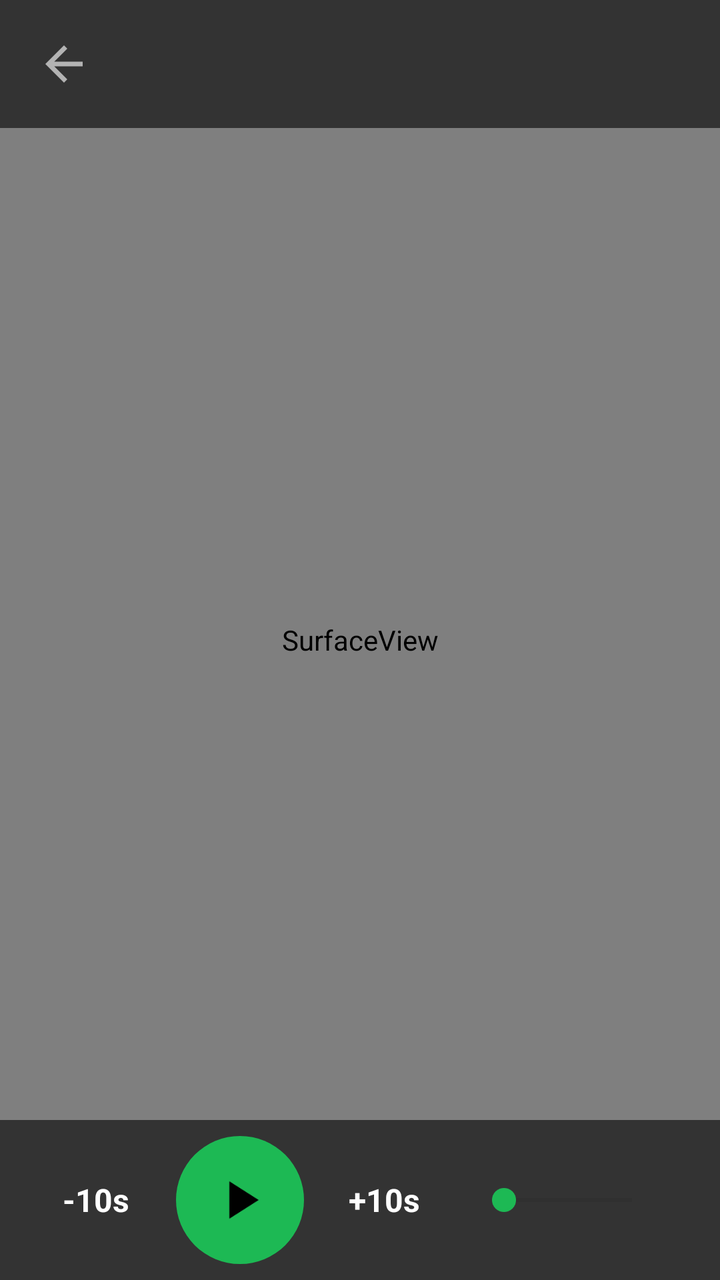
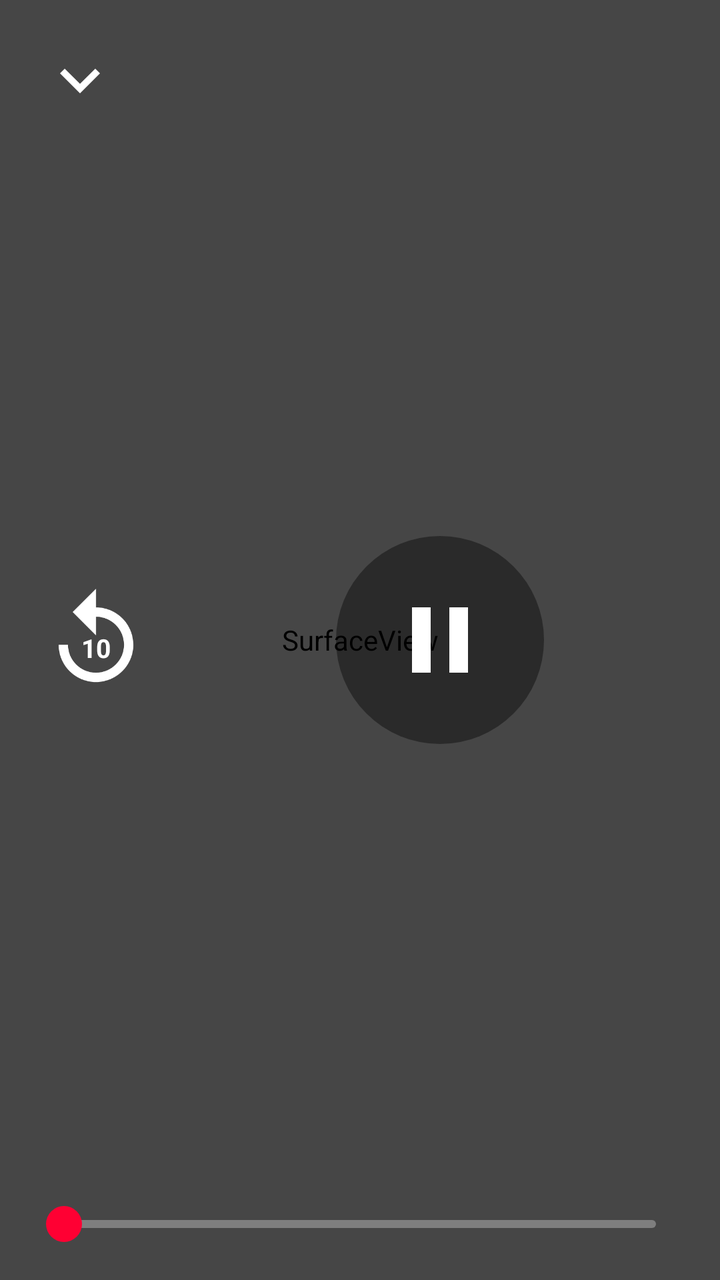

Two renders of the same Android screen: before a commit and after it. Below are the layout's source before the change and the commit's diff.
<!-- AndroidManifest.xml: activity theme AppTheme -->
<!-- res/layout/activity_video.xml -->
<?xml version="1.0" encoding="utf-8"?>
<FrameLayout xmlns:android="http://schemas.android.com/apk/res/android"
    android:id="@+id/videoRoot"
    android:layout_width="match_parent"
    android:layout_height="match_parent"
    android:background="#FF000000">

    <SurfaceView
        android:id="@+id/videoSurface"
        android:layout_width="match_parent"
        android:layout_height="match_parent"
        android:layout_gravity="center" />

    
    <ProgressBar
        android:id="@+id/videoLoading"
        android:layout_width="64dp"
        android:layout_height="64dp"
        android:layout_gravity="center"
        android:visibility="gone" />

    
    <FrameLayout
        android:id="@+id/videoControls"
        android:layout_width="match_parent"
        android:layout_height="match_parent">

        <LinearLayout
            android:layout_width="match_parent"
            android:layout_height="64dp"
            android:background="#99000000"
            android:gravity="center_vertical"
            android:orientation="horizontal">

            <ImageButton
                android:id="@+id/videoBack"
                android:layout_width="56dp"
                android:layout_height="56dp"
                android:layout_marginStart="4dp"
                android:background="@drawable/bg_round_button"
                android:contentDescription="@string/close"
                android:padding="14dp"
                android:scaleType="fitCenter"
                android:src="@drawable/ic_back" />

            <TextView
                android:id="@+id/videoTitle"
                android:layout_width="0dp"
                android:layout_height="wrap_content"
                android:layout_weight="1"
                android:ellipsize="end"
                android:paddingStart="8dp"
                android:singleLine="true"
                android:textColor="@color/text"
                android:textSize="20sp"
                android:textStyle="bold" />
        </LinearLayout>

        <LinearLayout
            android:layout_width="match_parent"
            android:layout_height="wrap_content"
            android:layout_gravity="bottom"
            android:background="#99000000"
            android:gravity="center_vertical"
            android:orientation="horizontal"
            android:paddingHorizontal="16dp"
            android:paddingVertical="8dp">

            <TextView
                android:id="@+id/videoBack10"
                android:layout_width="64dp"
                android:layout_height="56dp"
                android:background="@drawable/bg_round_button"
                android:gravity="center"
                android:text="-10s"
                android:textColor="@color/text"
                android:textSize="16sp"
                android:textStyle="bold" />

            <ImageButton
                android:id="@+id/videoPlay"
                android:layout_width="64dp"
                android:layout_height="64dp"
                android:layout_marginHorizontal="8dp"
                android:background="@drawable/bg_play"
                android:contentDescription="@string/cd_play"
                android:padding="16dp"
                android:scaleType="fitCenter"
                android:src="@drawable/ic_play"
                android:tint="#000000" />

            <TextView
                android:id="@+id/videoFwd10"
                android:layout_width="64dp"
                android:layout_height="56dp"
                android:background="@drawable/bg_round_button"
                android:gravity="center"
                android:text="+10s"
                android:textColor="@color/text"
                android:textSize="16sp"
                android:textStyle="bold" />

            <SeekBar
                android:id="@+id/videoSeek"
                android:layout_width="0dp"
                android:layout_height="48dp"
                android:layout_marginStart="12dp"
                android:layout_weight="1"
                android:progressBackgroundTint="@color/surface2"
                android:progressTint="@color/accent"
                android:thumbTint="@color/accent" />

            <TextView
                android:id="@+id/videoTime"
                android:layout_width="wrap_content"
                android:layout_height="wrap_content"
                android:layout_marginStart="12dp"
                android:textColor="@color/text"
                android:textSize="16sp" />
        </LinearLayout>
    </FrameLayout>
</FrameLayout>
<!-- resources referenced by this layout -->
<resources>
  <color name="surface2">#FF2A2A2A</color>
  <!-- drawable bg_play (drawable) -->
  <?xml version="1.0" encoding="utf-8"?>
  <ripple xmlns:android="http://schemas.android.com/apk/res/android" android:color="#33000000">
      <item><shape android:shape="oval"><solid android:color="@color/accent" /></shape></item>
  </ripple>
  <!-- drawable ic_back (drawable) -->
  <vector xmlns:android="http://schemas.android.com/apk/res/android"
      android:width="24dp" android:height="24dp"
      android:viewportWidth="24" android:viewportHeight="24"
      android:tint="@color/text_dim">
      <path android:fillColor="@android:color/white" android:pathData="M20,11H7.83l5.59,-5.59L12,4l-8,8 8,8 1.41,-1.41L7.83,13H20v-2z" />
  </vector>
  <!-- drawable ic_play (drawable) -->
  <vector xmlns:android="http://schemas.android.com/apk/res/android"
      android:width="24dp" android:height="24dp"
      android:viewportWidth="24" android:viewportHeight="24"
      android:tint="@color/text">
      <path android:fillColor="@android:color/white" android:pathData="M8,5v14l11,-7z" />
  </vector>
  <!-- unchanged entries left out for length: 8 -->
</resources>

<!-- the commit's change to res/layout/activity_video.xml (unified diff, before → after) -->
@@ -12,111 +12,245 @@
         android:layout_gravity="center" />
 
     
-    <ProgressBar
-        android:id="@+id/videoLoading"
-        android:layout_width="64dp"
-        android:layout_height="64dp"
-        android:layout_gravity="center"
-        android:visibility="gone" />
-
-    
     <FrameLayout
         android:id="@+id/videoControls"
         android:layout_width="match_parent"
         android:layout_height="match_parent">
 
-        <LinearLayout
+        <View
             android:layout_width="match_parent"
-            android:layout_height="64dp"
-            android:background="#99000000"
+            android:layout_height="match_parent"
+            android:background="#73000000" />
+
+        <LinearLayout
+            android:layout_width="match_parent"
+            android:layout_height="wrap_content"
             android:gravity="center_vertical"
-            android:orientation="horizontal">
+            android:orientation="horizontal"
+            android:paddingHorizontal="8dp"
+            android:paddingVertical="8dp">
 
             <ImageButton
                 android:id="@+id/videoBack"
-                android:layout_width="56dp"
-                android:layout_height="56dp"
-                android:layout_marginStart="4dp"
+                android:layout_width="64dp"
+                android:layout_height="64dp"
                 android:background="@drawable/bg_round_button"
                 android:contentDescription="@string/close"
-                android:padding="14dp"
+                android:padding="12dp"
                 android:scaleType="fitCenter"
-                android:src="@drawable/ic_back" />
-
-            <TextView
-                android:id="@+id/videoTitle"
+                android:src="@drawable/ic_expand_more" />
+
+            <LinearLayout
                 android:layout_width="0dp"
                 android:layout_height="wrap_content"
                 android:layout_weight="1"
-                android:ellipsize="end"
-                android:paddingStart="8dp"
-                android:singleLine="true"
-                android:textColor="@color/text"
-                android:textSize="20sp"
-                android:textStyle="bold" />
+                android:orientation="vertical"
+                android:paddingStart="8dp">
+
+                <TextView
+                    android:id="@+id/videoTitle"
+                    android:layout_width="match_parent"
+                    android:layout_height="wrap_content"
+                    android:ellipsize="end"
+                    android:singleLine="true"
+                    android:textColor="@color/text"
+                    android:textSize="22sp" />
+
+                <TextView
+                    android:id="@+id/videoSub"
+                    android:layout_width="match_parent"
+                    android:layout_height="wrap_content"
+                    android:ellipsize="end"
+                    android:singleLine="true"
+                    android:textColor="#CCFFFFFF"
+                    android:textSize="16sp"
+                    android:visibility="gone" />
+            </LinearLayout>
+
+            <ImageButton
+                android:id="@+id/videoSettings"
+                android:layout_width="64dp"
+                android:layout_height="64dp"
+                android:background="@drawable/bg_round_button"
+                android:contentDescription="@string/video_quality"
+                android:padding="16dp"
+                android:scaleType="fitCenter"
+                android:src="@drawable/ic_settings"
+                android:visibility="gone" />
         </LinearLayout>
 
         <LinearLayout
-            android:layout_width="match_parent"
-            android:layout_height="wrap_content"
-            android:layout_gravity="bottom"
-            android:background="#99000000"
+            android:layout_width="wrap_content"
+            android:layout_height="wrap_content"
+            android:layout_gravity="center"
             android:gravity="center_vertical"
-            android:orientation="horizontal"
-            android:paddingHorizontal="16dp"
-            android:paddingVertical="8dp">
-
-            <TextView
+            android:orientation="horizontal">
+
+            <FrameLayout
                 android:id="@+id/videoBack10"
-                android:layout_width="64dp"
-                android:layout_height="56dp"
-                android:background="@drawable/bg_round_button"
-                android:gravity="center"
-                android:text="-10s"
-                android:textColor="@color/text"
-                android:textSize="16sp"
-                android:textStyle="bold" />
+                android:layout_width="96dp"
+                android:layout_height="96dp"
+                android:background="@drawable/bg_round_button"
+                android:contentDescription="@string/video_back10">
+
+                <ImageView
+                    android:layout_width="56dp"
+                    android:layout_height="56dp"
+                    android:layout_gravity="center"
+                    android:importantForAccessibility="no"
+                    android:src="@drawable/ic_replay" />
+
+                <TextView
+                    android:layout_width="wrap_content"
+                    android:layout_height="wrap_content"
+                    android:layout_gravity="center"
+                    android:layout_marginTop="4dp"
+                    android:text="10"
+                    android:textColor="@color/text"
+                    android:textSize="13sp"
+                    android:textStyle="bold" />
+            </FrameLayout>
 
             <ImageButton
                 android:id="@+id/videoPlay"
-                android:layout_width="64dp"
-                android:layout_height="64dp"
-                android:layout_marginHorizontal="8dp"
-                android:background="@drawable/bg_play"
+                android:layout_width="104dp"
+                android:layout_height="104dp"
+                android:layout_marginHorizontal="72dp"
+                android:background="@drawable/bg_yt_center"
                 android:contentDescription="@string/cd_play"
-                android:padding="16dp"
+                android:padding="24dp"
                 android:scaleType="fitCenter"
-                android:src="@drawable/ic_play"
-                android:tint="#000000" />
-
-            <TextView
+                android:src="@drawable/ic_pause" />
+
+            <FrameLayout
                 android:id="@+id/videoFwd10"
-                android:layout_width="64dp"
-                android:layout_height="56dp"
-                android:background="@drawable/bg_round_button"
-                android:gravity="center"
-                android:text="+10s"
-                android:textColor="@color/text"
-                android:textSize="16sp"
-                android:textStyle="bold" />
+                android:layout_width="96dp"
+                android:layout_height="96dp"
+                android:background="@drawable/bg_round_button"
+                android:contentDescription="@string/video_fwd10">
+
+                <ImageView
+                    android:layout_width="56dp"
+                    android:layout_height="56dp"
+                    android:layout_gravity="center"
+                    android:importantForAccessibility="no"
+                    android:scaleX="-1"
+                    android:src="@drawable/ic_replay" />
+
+                <TextView
+                    android:layout_width="wrap_content"
+                    android:layout_height="wrap_content"
+                    android:layout_gravity="center"
+                    android:layout_marginTop="4dp"
+                    android:text="10"
+                    android:textColor="@color/text"
+                    android:textSize="13sp"
+                    android:textStyle="bold" />
+            </FrameLayout>
+        </LinearLayout>
+
+        <LinearLayout
+            android:layout_width="match_parent"
+            android:layout_height="wrap_content"
+            android:layout_gravity="bottom"
+            android:orientation="vertical"
+            android:paddingHorizontal="16dp"
+            android:paddingBottom="8dp">
+
+            <LinearLayout
+                android:layout_width="match_parent"
+                android:layout_height="wrap_content"
+                android:gravity="center_vertical"
+                android:orientation="horizontal"
+                android:paddingHorizontal="8dp">
+
+                <TextView
+                    android:id="@+id/videoTime"
+                    android:layout_width="0dp"
+                    android:layout_height="wrap_content"
+                    android:layout_weight="1"
+                    android:textColor="@color/text"
+                    android:textSize="17sp" />
+
+                <TextView
+                    android:id="@+id/videoQuality"
+                    android:layout_width="wrap_content"
+                    android:layout_height="48dp"
+                    android:background="@drawable/bg_yt_row"
+                    android:gravity="center"
+                    android:paddingHorizontal="14dp"
+                    android:textColor="@color/text"
+                    android:textSize="17sp"
+                    android:textStyle="bold"
+                    android:visibility="gone" />
+            </LinearLayout>
 
             <SeekBar
                 android:id="@+id/videoSeek"
-                android:layout_width="0dp"
-                android:layout_height="48dp"
-                android:layout_marginStart="12dp"
-                android:layout_weight="1"
-                android:progressBackgroundTint="@color/surface2"
-                android:progressTint="@color/accent"
-                android:thumbTint="@color/accent" />
-
-            <TextView
-                android:id="@+id/videoTime"
-                android:layout_width="wrap_content"
-                android:layout_height="wrap_content"
-                android:layout_marginStart="12dp"
-                android:textColor="@color/text"
-                android:textSize="16sp" />
+                android:layout_width="match_parent"
+                android:layout_height="40dp"
+                android:maxHeight="4dp"
+                android:minHeight="4dp"
+                android:progressDrawable="@drawable/yt_seek_progress"
+                android:splitTrack="false"
+                android:thumb="@drawable/yt_seek_thumb" />
         </LinearLayout>
     </FrameLayout>
+
+    
+    <TextView
+        android:id="@+id/videoSeekLeft"
+        android:layout_width="160dp"
+        android:layout_height="160dp"
+        android:layout_gravity="start|center_vertical"
+        android:layout_marginStart="96dp"
+        android:background="@drawable/bg_yt_seek_hint"
+        android:gravity="center"
+        android:textColor="@color/text"
+        android:textSize="20sp"
+        android:textStyle="bold"
+        android:visibility="gone" />
+
+    <TextView
+        android:id="@+id/videoSeekRight"
+        android:layout_width="160dp"
+        android:layout_height="160dp"
+        android:layout_gravity="end|center_vertical"
+        android:layout_marginEnd="96dp"
+        android:background="@drawable/bg_yt_seek_hint"
+        android:gravity="center"
+        android:textColor="@color/text"
+        android:textSize="20sp"
+        android:textStyle="bold"
+        android:visibility="gone" />
+
+    
+    <ProgressBar
+        android:id="@+id/videoLoading"
+        android:layout_width="80dp"
+        android:layout_height="80dp"
+        android:layout_gravity="center"
+        android:indeterminateTint="#FFFFFFFF"
+        android:visibility="gone" />
+
+    
+    <FrameLayout
+        android:id="@+id/videoQualityScrim"
+        android:layout_width="match_parent"
+        android:layout_height="match_parent"
+        android:background="#66000000"
+        android:clickable="true"
+        android:visibility="gone">
+
+        <LinearLayout
+            android:id="@+id/videoQualityPanel"
+            android:layout_width="360dp"
+            android:layout_height="wrap_content"
+            android:layout_gravity="end|bottom"
+            android:layout_margin="24dp"
+            android:background="@drawable/bg_yt_panel"
+            android:clickable="true"
+            android:orientation="vertical"
+            android:paddingVertical="8dp" />
+    </FrameLayout>
 </FrameLayout>
<!-- resource entries referenced after the edit -->
@@ -1,25 +1,76 @@
 <!-- resources referenced by this layout -->
 <resources>
-  <color name="surface2">#FF2A2A2A</color>
-  <!-- drawable bg_play (drawable) -->
+  <!-- drawable bg_yt_center (drawable) -->
   <?xml version="1.0" encoding="utf-8"?>
-  <ripple xmlns:android="http://schemas.android.com/apk/res/android" android:color="#33000000">
-      <item><shape android:shape="oval"><solid android:color="@color/accent" /></shape></item>
+  <ripple xmlns:android="http://schemas.android.com/apk/res/android" android:color="#33FFFFFF">
+      <item><shape android:shape="oval"><solid android:color="#66000000" /></shape></item>
   </ripple>
-  <!-- drawable ic_back (drawable) -->
+  <!-- drawable bg_yt_panel (drawable) -->
+  <?xml version="1.0" encoding="utf-8"?>
+  <shape xmlns:android="http://schemas.android.com/apk/res/android">
+      <corners android:radius="14dp" />
+      <solid android:color="#F2212121" />
+  </shape>
+  <!-- drawable bg_yt_row (drawable) -->
+  <?xml version="1.0" encoding="utf-8"?>
+  <ripple xmlns:android="http://schemas.android.com/apk/res/android" android:color="#33FFFFFF">
+      <item android:id="@android:id/mask"><shape><solid android:color="#FFFFFFFF" /></shape></item>
+  </ripple>
+  <!-- drawable bg_yt_seek_hint (drawable) -->
+  <?xml version="1.0" encoding="utf-8"?>
+  <shape xmlns:android="http://schemas.android.com/apk/res/android" android:shape="oval">
+      <solid android:color="#66000000" />
+  </shape>
+  <!-- drawable ic_expand_more (drawable) -->
+  <vector xmlns:android="http://schemas.android.com/apk/res/android"
+      android:width="24dp" android:height="24dp"
+      android:viewportWidth="24" android:viewportHeight="24"
+      android:tint="@color/text">
+      <path android:fillColor="@android:color/white" android:pathData="M16.59,8.59L12,13.17 7.41,8.59 6,10l6,6 6,-6z" />
+  </vector>
+  <!-- drawable ic_pause (drawable) -->
+  <vector xmlns:android="http://schemas.android.com/apk/res/android"
+      android:width="24dp" android:height="24dp"
+      android:viewportWidth="24" android:viewportHeight="24"
+      android:tint="@color/text">
+      <path android:fillColor="@android:color/white" android:pathData="M6,19h4V5H6v14zM14,5v14h4V5h-4z" />
+  </vector>
+  <!-- drawable ic_replay (drawable) -->
+  <vector xmlns:android="http://schemas.android.com/apk/res/android"
+      android:width="24dp" android:height="24dp"
+      android:viewportWidth="24" android:viewportHeight="24"
+      android:tint="@color/text">
+      <path android:fillColor="@android:color/white" android:pathData="M12,5V1L7,6l5,5V7c3.31,0 6,2.69 6,6s-2.69,6 -6,6 -6,-2.69 -6,-6H4c0,4.42 3.58,8 8,8s8,-3.58 8,-8 -3.58,-8 -8,-8z" />
+  </vector>
+  <!-- drawable ic_settings (drawable) -->
   <vector xmlns:android="http://schemas.android.com/apk/res/android"
       android:width="24dp" android:height="24dp"
       android:viewportWidth="24" android:viewportHeight="24"
       android:tint="@color/text_dim">
-      <path android:fillColor="@android:color/white" android:pathData="M20,11H7.83l5.59,-5.59L12,4l-8,8 8,8 1.41,-1.41L7.83,13H20v-2z" />
+      <path android:fillColor="@android:color/white" android:pathData="M19.14,12.94c0.04,-0.3 0.06,-0.61 0.06,-0.94c0,-0.32 -0.02,-0.64 -0.07,-0.94l2.03,-1.58c0.18,-0.14 0.23,-0.41 0.12,-0.61l-1.92,-3.32c-0.12,-0.22 -0.37,-0.29 -0.59,-0.22l-2.39,0.96c-0.5,-0.38 -1.03,-0.7 -1.62,-0.94L14.4,2.81c-0.04,-0.24 -0.24,-0.41 -0.48,-0.41h-3.84c-0.24,0 -0.43,0.17 -0.47,0.41L9.25,5.35C8.66,5.59 8.12,5.92 7.63,6.29L5.24,5.33c-0.22,-0.08 -0.47,0 -0.59,0.22L2.74,8.87C2.62,9.08 2.66,9.34 2.86,9.48l2.03,1.58C4.84,11.36 4.8,11.69 4.8,12s0.02,0.64 0.07,0.94l-2.03,1.58c-0.18,0.14 -0.23,0.41 -0.12,0.61l1.92,3.32c0.12,0.22 0.37,0.29 0.59,0.22l2.39,-0.96c0.5,0.38 1.03,0.7 1.62,0.94l0.36,2.54c0.05,0.24 0.24,0.41 0.48,0.41h3.84c0.24,0 0.44,-0.17 0.47,-0.41l0.36,-2.54c0.59,-0.24 1.13,-0.56 1.62,-0.94l2.39,0.96c0.22,0.08 0.47,0 0.59,-0.22l1.92,-3.32c0.12,-0.22 0.07,-0.47 -0.12,-0.61L19.14,12.94zM12,15.6c-1.98,0 -3.6,-1.62 -3.6,-3.6s1.62,-3.6 3.6,-3.6s3.6,1.62 3.6,3.6S13.98,15.6 12,15.6z" />
   </vector>
-  <!-- drawable ic_play (drawable) -->
-  <vector xmlns:android="http://schemas.android.com/apk/res/android"
-      android:width="24dp" android:height="24dp"
-      android:viewportWidth="24" android:viewportHeight="24"
-      android:tint="@color/text">
-      <path android:fillColor="@android:color/white" android:pathData="M8,5v14l11,-7z" />
-  </vector>
+  <!-- drawable yt_seek_progress (drawable) -->
+  <?xml version="1.0" encoding="utf-8"?>
+  <layer-list xmlns:android="http://schemas.android.com/apk/res/android">
+      <item android:id="@android:id/background">
+          <shape><corners android:radius="2dp" /><solid android:color="#4DFFFFFF" /></shape>
+      </item>
+      <item android:id="@android:id/secondaryProgress">
+          <clip><shape><corners android:radius="2dp" /><solid android:color="#99FFFFFF" /></shape></clip>
+      </item>
+      <item android:id="@android:id/progress">
+          <clip><shape><corners android:radius="2dp" /><solid android:color="#FFFF0033" /></shape></clip>
+      </item>
+  </layer-list>
+  <!-- drawable yt_seek_thumb (drawable) -->
+  <?xml version="1.0" encoding="utf-8"?>
+  <shape xmlns:android="http://schemas.android.com/apk/res/android" android:shape="oval">
+      <size android:width="18dp" android:height="18dp" />
+      <solid android:color="#FFFF0033" />
+  </shape>
+  <string name="video_back10">10초 뒤로</string>
+  <string name="video_fwd10">10초 앞으로</string>
+  <string name="video_quality">화질</string>
   <!-- unchanged entries left out for length: 8 -->
 </resources>
 
